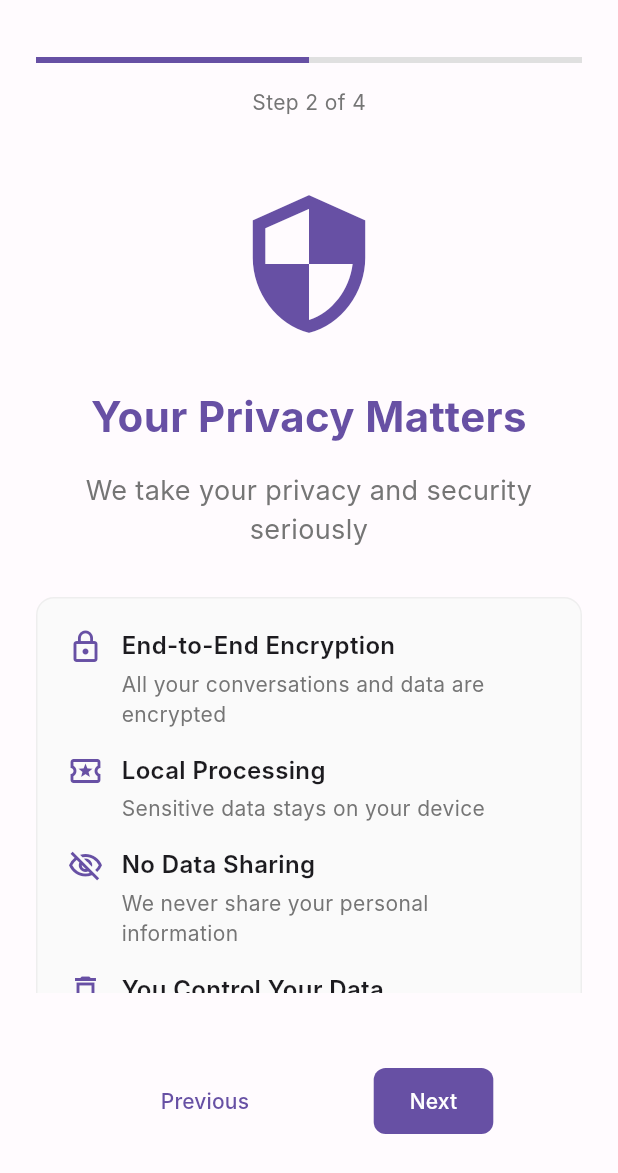
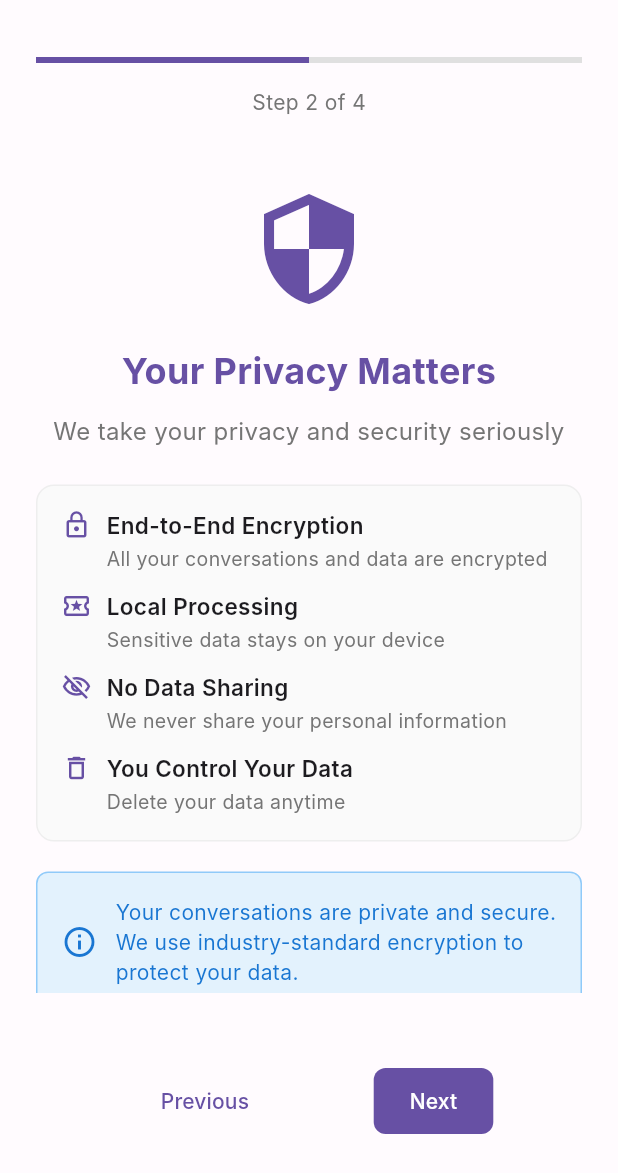
Before and after one commit to kcheath/mindhearth, a Flutter app: the OnboardingPage screen opened by its route, after a tap on "Next", on a phone screen of 412 x 824 dp, the part 63-1236 px from its top. Run offline on Flutter 3.47's test engine with Material 3 defaults, Android fonts, the phone set to English and light mode, and no system bars; our stand-ins replace dio, flutter_hooks, flutter_secure_storage, go_router, hooks_riverpod, logger; accounts and stored records are empty; Roboto replaces fonts that are missing (Inter).

Commit message:
feat: Compress privacy step layout to prevent overflow
- Reduce icon size from 100 to 80
- Reduce title font size from 28 to 24
- Reduce subtitle font size from 18 to 16
- Reduce spacing between elements (32→24, 16→12)
- Reduce container padding from 20 to 16
- Reduce privacy item icon size from 24 to 20
- Reduce privacy item text sizes (16→15, 14→13)
- Reduce spacing between privacy items (16→12, 4→2)
- Optimize layout to fit all content without scrolling

```diff
--- a/lib/features/onboarding/presentation/widgets/onboarding_step_privacy.dart
+++ b/lib/features/onboarding/presentation/widgets/onboarding_step_privacy.dart
@@ -11,31 +11,31 @@ class OnboardingStepPrivacy extends StatelessWidget {
         children: [
           Icon(
             Icons.security,
-            size: 100,
+            size: 80,
             color: Color(0xFF6750A4),
           ),
-          SizedBox(height: 32),
+          SizedBox(height: 24),
           Text(
             'Your Privacy Matters',
             style: TextStyle(
-              fontSize: 28,
+              fontSize: 24,
               fontWeight: FontWeight.bold,
               color: Color(0xFF6750A4),
             ),
             textAlign: TextAlign.center,
           ),
-          SizedBox(height: 16),
+          SizedBox(height: 12),
           Text(
             'We take your privacy and security seriously',
             style: TextStyle(
-              fontSize: 18,
+              fontSize: 16,
               color: Colors.grey[600],
             ),
             textAlign: TextAlign.center,
           ),
-          SizedBox(height: 32),
+          SizedBox(height: 24),
           Container(
-            padding: EdgeInsets.all(20),
+            padding: EdgeInsets.all(16),
             decoration: BoxDecoration(
               color: Colors.grey[50],
               borderRadius: BorderRadius.circular(12),
@@ -48,19 +48,19 @@ class OnboardingStepPrivacy extends StatelessWidget {
                   'End-to-End Encryption',
                   'All your conversations and data are encrypted',
                 ),
-                SizedBox(height: 16),
+                SizedBox(height: 12),
                 _buildPrivacyItem(
                   Icons.local_activity_outlined,
                   'Local Processing',
                   'Sensitive data stays on your device',
                 ),
-                SizedBox(height: 16),
+                SizedBox(height: 12),
                 _buildPrivacyItem(
                   Icons.visibility_off_outlined,
                   'No Data Sharing',
                   'We never share your personal information',
                 ),
-                SizedBox(height: 16),
+                SizedBox(height: 12),
                 _buildPrivacyItem(
                   Icons.delete_outline,
                   'You Control Your Data',
@@ -69,7 +69,7 @@ class OnboardingStepPrivacy extends StatelessWidget {
               ],
             ),
           ),
-          SizedBox(height: 32),
+          SizedBox(height: 20),
           Container(
             padding: EdgeInsets.all(16),
             decoration: BoxDecoration(
@@ -109,9 +109,9 @@ class OnboardingStepPrivacy extends StatelessWidget {
         Icon(
           icon,
           color: Color(0xFF6750A4),
-          size: 24,
+          size: 20,
         ),
-        SizedBox(width: 12),
+        SizedBox(width: 10),
         Expanded(
           child: Column(
             crossAxisAlignment: CrossAxisAlignment.start,
@@ -119,15 +119,15 @@ class OnboardingStepPrivacy extends StatelessWidget {
               Text(
                 title,
                 style: TextStyle(
-                  fontSize: 16,
+                  fontSize: 15,
                   fontWeight: FontWeight.w600,
                 ),
               ),
-              SizedBox(height: 4),
+              SizedBox(height: 2),
               Text(
                 description,
                 style: TextStyle(
-                  fontSize: 14,
+                  fontSize: 13,
                   color: Colors.grey[600],
                 ),
               ),
```
